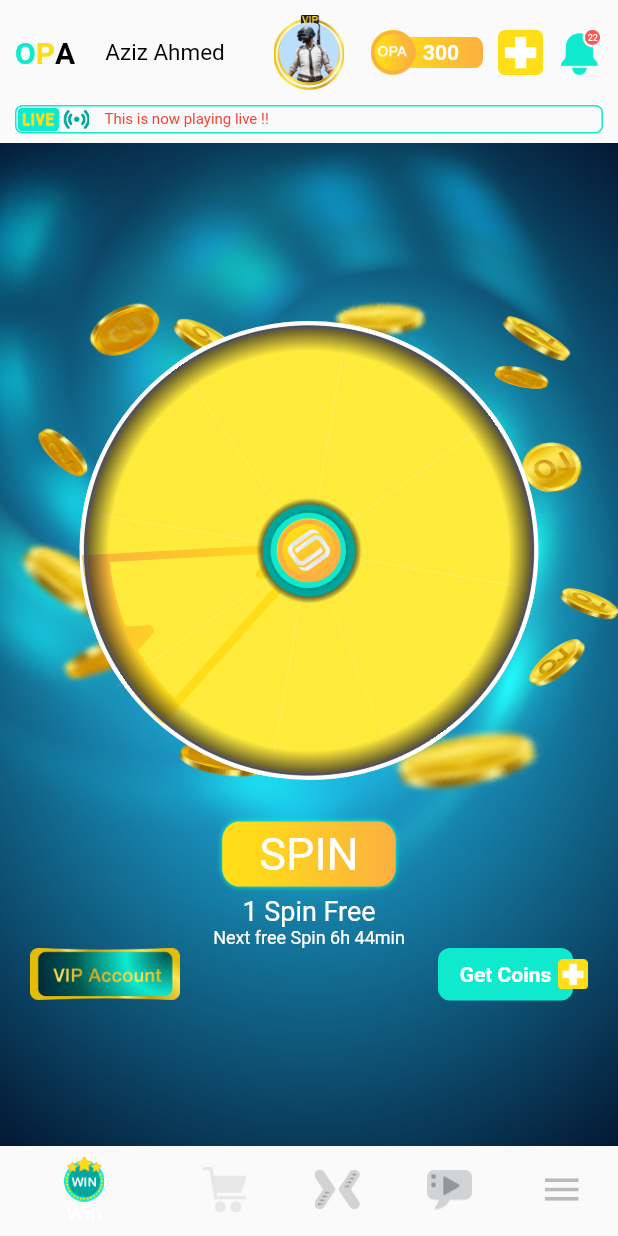
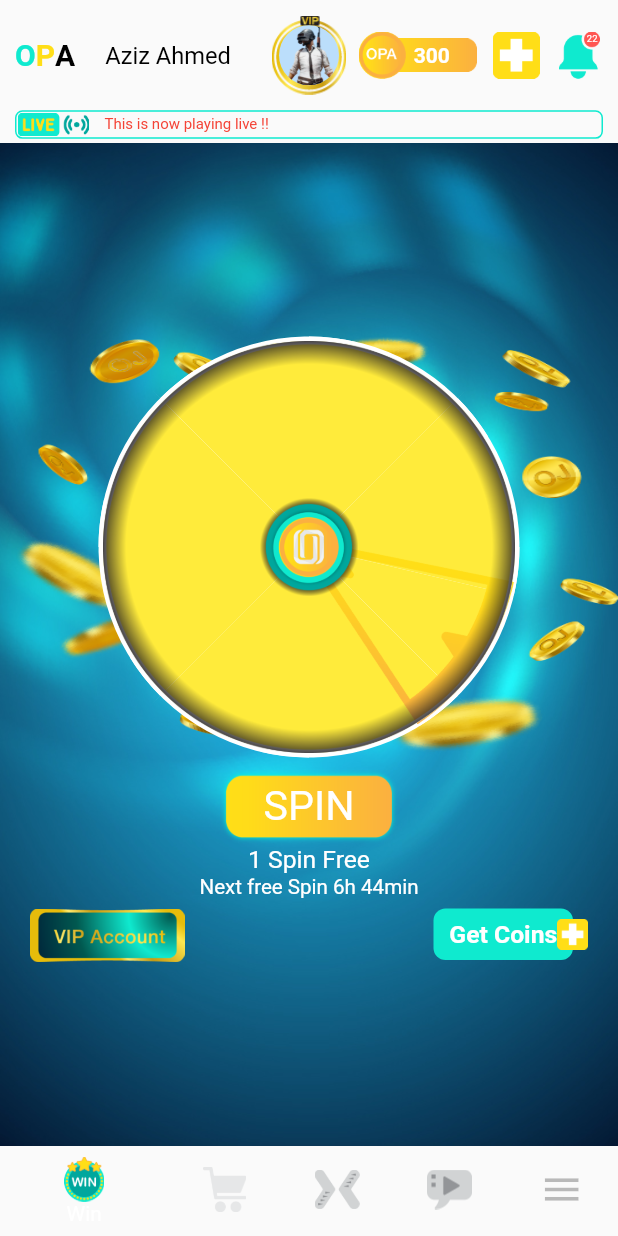
Before and after one commit to azizahmed45/opa_flutter, a Flutter app: the DashBoard screen opened by its route, after a tap on "SPIN", on a phone screen of 412 x 824 dp. Run offline on Flutter 3.47's test engine with Material 2 defaults, Android fonts, the phone set to English and light mode, and no system bars; our stand-ins replace carousel_slider, font_awesome_flutter, youtube_player_flutter.

Commit message:
Spinner done

```diff
--- a/lib/pages/dashboard/header.dart
+++ b/lib/pages/dashboard/header.dart
@@ -5,12 +5,15 @@ import 'package:opa_flutter/app_color.dart';
 class Header extends StatelessWidget {
   @override
   Widget build(BuildContext context) {
+    double width = MediaQuery.of(context).size.width;
+    print("${width}");
     return SafeArea(
       child: Container(
+        height: width/4,
         child: Column(
           children: <Widget>[
             Container(
-              height: 70,
+              height: width/5.6,
               // color: Colors.red,
               child: Stack(
                 children: <Widget>[
@@ -18,8 +21,8 @@ class Header extends StatelessWidget {
                     widthFactor: MediaQuery.of(context).size.width,
                     alignment: Alignment.center,
                     child: Image(
-                      height: 50,
-                      width: 50,
+                      height: width/7.84,
+                      width: width/7.84,
                       image: AssetImage('assets/images/header/VIP-1.png'),
                     ),
                   ),
@@ -44,11 +47,11 @@ class Header extends StatelessWidget {
                               crossAxisAlignment: CrossAxisAlignment.center,
                               children: <Widget>[
                                 SizedBox(
-                                  width: 10,
+                                  width: width/39.2,
                                 ),
                                 Image(
-                                  height: 25,
-                                  width: 65,
+                                  height: width/15.68,
+                                  width: width/6.03,
                                   image:
                                       AssetImage('assets/images/header/WalletPar.png'),
                                 ),
@@ -58,7 +61,7 @@ class Header extends StatelessWidget {
                               crossAxisAlignment: CrossAxisAlignment.center,
                               children: <Widget>[
                                 SizedBox(
-                                  width: 35,
+                                  width: width/11.2,
                                 ),
                                 Text(
                                   "300",
@@ -68,42 +71,42 @@ class Header extends StatelessWidget {
                               ],
                             ),
                             Image(
-                              height: 30,
-                              width: 30,
+                              height: width/13.06,
+                              width: width/13.06,
                               image: AssetImage('assets/images/header/WalletC.png'),
                             ),
                           ],
                         ),
                         SizedBox(
-                          width: 10,
+                          width: width/39.2,
                         ),
                         Image(
-                          height: 30,
-                          width: 30,
+                          height: width/13.06,
+                          width: width/13.06,
                           image: AssetImage('assets/images/header/Plus.png'),
                         ),
                         SizedBox(
-                          width: 10,
+                          width: width/39.2,
                         ),
                         Container(
-                          height: 30,
-                          width: 30,
+                          height: width/13.06,
+                          width: width/13.06,
                           child: Stack(
                             children: <Widget>[
                               Image(
-                                height: 30,
-                                width: 30,
+                                height: width/13.06,
+                                width: width/13.06,
                                 image: AssetImage('assets/images/header/Notf-2.png'),
                               ),
                               Align(
                                 alignment: Alignment.topRight,
                                 child: Container(
-                                  margin: EdgeInsets.only(right: 3.5, top: 1),
+                                  margin: EdgeInsets.only(right: width/112, top: 1),
                                   child: Text(
                                     "22",
                                     style: TextStyle(
                                       color: Colors.white,
-                                      fontSize: 6,
+                                      fontSize: width/65.33,
                                     ),
                                   ),
                                 ),
@@ -128,7 +131,7 @@ class Header extends StatelessWidget {
                         Text('P', style: TextStyle(fontSize: 20, color: AppColors.YELlOW_LITE, fontWeight: FontWeight.bold),),
                         Text('A', style: TextStyle(fontSize: 20, color: Colors.black,  fontWeight: FontWeight.bold),),
                         SizedBox(width: 20,),
-                        Text("Aziz Ahmed", style: TextStyle(fontSize: 15, color: Colors.black),)
+                        Text("Aziz Ahmed", style: TextStyle(fontSize: width/26.13, color: Colors.black),)
                       ],
                     ),
                   )
--- a/lib/pages/dashboard/menu_page.dart
+++ b/lib/pages/dashboard/menu_page.dart
@@ -12,6 +12,7 @@ class MenuPage extends StatelessWidget {
       height: MediaQuery.of(context).size.height,
       padding: EdgeInsets.all(30),
       child: Column(
+
         children: <Widget>[
           MenuItem(name: "Profile",),
           MenuItem(name: "Notifications",),
--- a/lib/widgets/spin_tab.dart
+++ b/lib/widgets/spin_tab.dart
@@ -1,4 +1,3 @@
-
 import 'dart:math';
 
 import 'package:flutter/material.dart';
@@ -9,15 +8,12 @@ import 'package:opa_flutter/widgets/get_vip.dart';
 import 'package:opa_flutter/widgets/spin_win.dart';
 import 'package:opa_flutter/widgets/spinner/spinner.dart';
 
-class SpinTab extends StatefulWidget{
-
-
-
+class SpinTab extends StatefulWidget {
   @override
   _SpinTabState createState() => _SpinTabState();
 }
 
-class _SpinTabState extends State<SpinTab> with SingleTickerProviderStateMixin{
+class _SpinTabState extends State<SpinTab> with SingleTickerProviderStateMixin {
   bool _showGetSpin = false;
   bool _showGetVip = false;
   bool _showWin = false;
@@ -27,21 +23,20 @@ class _SpinTabState extends State<SpinTab> with SingleTickerProviderStateMixin{
   AnimationController _animationController;
   Tween<double> tween;
   double value = 0;
-  int duration =3;
+  int duration = 3;
 
-  Curve curve = Curves.linear;
 
   bool success = false;
+
+  double endAngle = ((2 * pi) / 8) / 2;
+  double startAngle = ((2 * pi) / 8) / 2;
+
   @override
   void initState() {
-
-    tween = Tween<double>(begin: 0, end:  value);
+    tween = Tween<double>(begin: 0, end: value);
 
     super.initState();
   }
-
-
-
 
   void toggleGetSpin() {
     setState(() {
@@ -57,8 +52,12 @@ class _SpinTabState extends State<SpinTab> with SingleTickerProviderStateMixin{
 
   @override
   Widget build(BuildContext context) {
+    double width = MediaQuery.of(context).size.width;
+    double height = MediaQuery.of(context).size.height;
+    print("log l0g ${width}");
     return Container(
       child: Stack(
+        alignment: Alignment.center,
         children: <Widget>[
           Image(
             width: MediaQuery.of(context).size.width,
@@ -72,13 +71,15 @@ class _SpinTabState extends State<SpinTab> with SingleTickerProviderStateMixin{
             fit: BoxFit.fill,
             image: AssetImage('assets/images/others/spin_bg.jpg'),
           ),
-          Column(
+          SizedBox(height: height/50,),
+          SingleChildScrollView(
+            child: Column(
               mainAxisAlignment: MainAxisAlignment.center,
               crossAxisAlignment: CrossAxisAlignment.center,
               children: <Widget>[
                 Container(
                   width: MediaQuery.of(context).size.width,
-                height: 350,
+                  height: width / 1.4,
                   child: Stack(
                     children: <Widget>[
                       Image(
@@ -88,8 +89,11 @@ class _SpinTabState extends State<SpinTab> with SingleTickerProviderStateMixin{
                         image: AssetImage('assets/images/others/spin_bg_dec.png'),
                       ),
                       Align(
-                        alignment: Alignment.center
-                        ,child:
+                          alignment: Alignment.center,
+                          child: AnimatedContainer(
+                            curve: Curves.easeInOutCirc,
+                            duration: Duration(seconds: 5),
+                              child: Spinner(startAngle: startAngle, endAngle: endAngle,))
                           // AnimatedBuilder(
                           //   animation: _animationController,
                           //   child: Spinner(),
@@ -105,52 +109,57 @@ class _SpinTabState extends State<SpinTab> with SingleTickerProviderStateMixin{
                           //   },
                           // )
 
-                    TweenAnimationBuilder(
-                      tween: Tween<double>(begin: 0, end:  value),
-                      duration: Duration(seconds: 2),
-                      child: Spinner(),
-                        onEnd: (){
-                          var won = value.remainder(2*pi);
-                          var perItem = (2*pi) / 8;
-                          won = won/perItem;
-                          print("$won");
-                          setState(() {
-                            _showWin = true;
-                            wonPinnt = (8 - won.ceil() -2)  * 1000;
-                          });
-
-                        },
-                        // onEnd: () =>
-                        // setState(() {
-                        //   if(_startSpinner && !success){
-                        //     value += 2*pi;
-                        //     curve = Curves.linear;
-                        //   } else if( _startSpinner && success){
-                        //     // value += pi;
-                        //     curve = Curves.easeOut;
-                        //     // _startSpinner = !_startSpinner;
-                        //   }
-                        // })
-                        // ,
-                        curve: curve,
-                        builder: (_, angle, widget){
-                          return Transform.rotate(angle: angle, child: widget,);
-                        },
-                    )
+                          // TweenAnimationBuilder(
+                          //   tween: Tween<double>(begin: 0, end:  value),
+                          //   duration: Duration(seconds: 2),
+                          //   child: Spinner(angle: angle),
+                          //     onEnd: (){
+                          //       var won = value.remainder(2*pi);
+                          //       var perItem = (2*pi) / 8;
+                          //       won = won/perItem;
+                          //       print("$won");
+                          //       setState(() {
+                          //         _showWin = true;
+                          //         wonPinnt = (8 - won.ceil() -2)  * 1000;
+                          //       });
+                          //
+                          //     },
+                          //     // onEnd: () =>
+                          //     // setState(() {
+                          //     //   if(_startSpinner && !success){
+                          //     //     value += 2*pi;
+                          //     //     curve = Curves.linear;
+                          //     //   } else if( _startSpinner && success){
+                          //     //     // value += pi;
+                          //     //     curve = Curves.easeOut;
+                          //     //     // _startSpinner = !_startSpinner;
+                          //     //   }
+                          //     // })
+                          //     // ,
+                          //     curve: curve,
+                          //     builder: (_, angle, widget){
+                          //       return Transform.rotate(angle: angle, child: widget,);
+                          //     },
+                          // )
                           )
                     ],
                   ),
                 ),
                 GestureDetector(
-                onTap: (){
-
+                  onTap: () {
                     setState(() {
-                    _startSpinner = true;
-                    success = true;
-                    // value += 2*pi + pi;
-                    value += 3*pi + ((2*pi)/8)/2;
-                    curve = Curves.easeOut;
+                      int random = new Random().nextInt(8);
+                      double perSlice = (2 * pi) / 8;
+                      double middle = ((2 * pi) / 8) / 2;
+                      endAngle += 12 * pi + perSlice * random;
                     });
+                    // setState(() {
+                    //   _startSpinner = true;
+                    //   success = true;
+                    //   // value += 2*pi + pi;
+                    //   value += 3*pi + ((2*pi)/8)/2;
+                    //   curve = Curves.easeOut;
+                    // });
                     // tween.animate(_animationController);
                     // _animationController.repeat(max: 2*pi );
                     // if(_animationController.isAnimating){
@@ -167,8 +176,6 @@ class _SpinTabState extends State<SpinTab> with SingleTickerProviderStateMixin{
                       _animationController.repeat(min: 0);
                       success = true;
                     }*/
-
-
                   },
                   child: Container(
                     padding: EdgeInsets.symmetric(vertical: 10, horizontal: 30),
@@ -179,18 +186,19 @@ class _SpinTabState extends State<SpinTab> with SingleTickerProviderStateMixin{
                             fit: BoxFit.fill)),
                     child: Text(
                       "SPIN",
-                    style: TextStyle(color: Colors.white, fontSize: 30),
+                      style: TextStyle(color: Colors.white, fontSize: width/15),
                     ),
                   ),
                 ),
                 Text(
                   "1 Spin Free",
-                style: TextStyle(color: Colors.white, fontSize: 18),
+                  style: TextStyle(color: Colors.white, fontSize: width/25),
                 ),
                 Text(
                   "Next free Spin 6h 44min",
-                style: TextStyle(color: Colors.white, fontSize: 12),
+                  style: TextStyle(color: Colors.white, fontSize: width/30),
                 ),
+                SizedBox(height: width/60,),
                 Container(
                   width: MediaQuery.of(context).size.width,
                   padding: EdgeInsets.symmetric(horizontal: 20),
@@ -202,7 +210,7 @@ class _SpinTabState extends State<SpinTab> with SingleTickerProviderStateMixin{
                         child: GestureDetector(
                           onTap: toggleGeVip,
                           child: Image(
-                          width: 100,
+                            width: width/4,
                             image: AssetImage('assets/images/others/vpAcc.png'),
                           ),
                         ),
@@ -214,14 +222,14 @@ class _SpinTabState extends State<SpinTab> with SingleTickerProviderStateMixin{
                           child: GestureDetector(
                             onTap: toggleGetSpin,
                             child: Container(
-                            width: 100,
-                            height: 35,
+                              width: width/4,
+                              height: width/12,
                               child: Stack(
                                 children: <Widget>[
                                   Container(
                                     alignment: Alignment.center,
-                                  width: 100,
-                                  height: 35,
+                                    width: width/4,
+                                    height: width/12,
                                     margin: EdgeInsets.only(right: 10),
                                     decoration: BoxDecoration(
                                         color: AppColors.TEAL_LITE,
@@ -230,6 +238,7 @@ class _SpinTabState extends State<SpinTab> with SingleTickerProviderStateMixin{
                                       'Get Coins',
                                       style: TextStyle(
                                           color: Colors.white,
+                                          fontSize: width/25,
                                           fontWeight: FontWeight.bold),
                                     ),
                                   ),
@@ -238,8 +247,8 @@ class _SpinTabState extends State<SpinTab> with SingleTickerProviderStateMixin{
                                     child: Image(
                                       image: AssetImage(
                                           'assets/images/header/Plus.png'),
-                                    width: 20,
-                                    height: 20,
+                                      width: width/20,
+                                      height: width/20,
                                     ),
                                   ),
                                 ],
@@ -257,6 +266,7 @@ class _SpinTabState extends State<SpinTab> with SingleTickerProviderStateMixin{
                 ),
               ],
             ),
+          ),
           if (_showGetVip) GetVip(toggleGeVip),
           if (_showGetSpin) GetSpin(toggleGetSpin),
           if (_showWin) SpinWin(wonPinnt.toString()),
--- a/lib/widgets/spinner/spinner.dart
+++ b/lib/widgets/spinner/spinner.dart
@@ -5,7 +5,9 @@ import 'package:flutter/widgets.dart';
 
 class Spinner extends StatefulWidget {
 
-
+  final double startAngle;
+  final double endAngle;
+  Spinner({this.startAngle, this.endAngle});
 
   @override
   _SpinnerState createState() => _SpinnerState();
@@ -23,27 +25,33 @@ class _SpinnerState extends State<Spinner> {
     Colors.indigo,
   ];
 
-  Curve curve = Curves.linear;
-  double value = 0;
+  Curve curve = Curves.easeOutCirc;
+  // double value = 0;
 
   final int itemSize = 8;
 
   double angle = pi * 2 / 8;
 
+
   @override
   void initState() {
-      // value += 2*pi + pi;
-      value += 3*pi + ((2*pi)/8)/2;
-      curve = Curves.easeOut;
-
     super.initState();
   }
 
+  // void spin(double angle){
+  //   // value += 2*pi + pi;
+  //   // value += 3*pi + ((2*pi)/8)/2;
+  //   // value += angle;
+  //   curve = Curves.easeOut;
+  //
+  // }
+
   @override
   Widget build(BuildContext context) {
+    double spinnerSize = MediaQuery.of(context).size.width/1.5;
     return Container(
-        width: 300,
-        height: 300,
+        width: spinnerSize,
+        height: spinnerSize,
         // color: Colors.red,
         child: Stack(
           fit: StackFit.expand,
@@ -56,11 +64,11 @@ class _SpinnerState extends State<Spinner> {
                 ),
               ),
             TweenAnimationBuilder(
-              tween: Tween<double>(begin: 0, end:  value),
+              tween: Tween<double>(begin: widget.startAngle, end:  widget.endAngle),
               duration: Duration(seconds: 5),
               child: Align(
                 alignment: Alignment.topCenter,
-                child: Image.asset('assets/images/others/Spin-Pointer.png', height: 130,),
+                child: Image.asset('assets/images/others/Spin-Pointer.png', height: spinnerSize/2.3,),
               ),
                 curve: curve,
                 builder: (_, angle, widget){
@@ -68,7 +76,7 @@ class _SpinnerState extends State<Spinner> {
                 }
             ),
             // Transform.rotate(
-            //   angle: (pi/2) + ((pi*2)/8)/2 ,
+            //   angle: widget.angle ,
             //   child: Align(
             //     alignment: Alignment.topCenter,
             //     child: Image.asset('assets/images/others/Spin-Pointer.png', height: 130,),
@@ -76,15 +84,15 @@ class _SpinnerState extends State<Spinner> {
             // ),
               Align(
                 alignment: Alignment.center,
-                child: Image.asset('assets/images/spin/Center.png', width: 70, height: 70,),
+                child: Image.asset('assets/images/spin/Center.png', width: spinnerSize/4.2, height: spinnerSize/4.2,),
               ),
             Align(
               alignment: Alignment.center,
-              child: Image.asset('assets/images/spin/Frame.png', width: 300, height: 300,),
+              child: Image.asset('assets/images/spin/Frame.png', width: spinnerSize, height: spinnerSize,),
             ),
             Align(
               alignment: Alignment.center,
-              child: Image.asset('assets/images/spin/Frame-Shadow.png', width: 300, height: 300,),
+              child: Image.asset('assets/images/spin/Frame-Shadow.png', width: spinnerSize, height: spinnerSize,),
             ),
 
           ],
@@ -132,14 +140,14 @@ class MyPainter extends CustomPainter {
     var y = cx *  sin(angle/2);
 
     // canvas.translate(cx + cx/2, cy + cy/itemSize);
-    canvas.translate(cx + 60, cy + 5 );
+    canvas.translate(cx + size.width/6.2, cy + size.width/300 );
     // canvas.rotate(angle/2);
 
     canvas.rotate(angle/2);
 
     TextSpan span = new TextSpan(
-        style: new TextStyle(color: Colors.white, fontSize: 30.0,
-            fontFamily: 'Roboto', fontWeight: FontWeight.w900, ), text: text);
+        style: new TextStyle(color: Colors.white, fontSize: size.width/10,
+            fontFamily: 'Roboto', fontWeight: FontWeight.w900), text: text);
     TextPainter tp = new TextPainter(
         text: span, textDirection: TextDirection.ltr);
     tp.layout();
```
Lines whose indentation alone changed are shown as unchanged.
